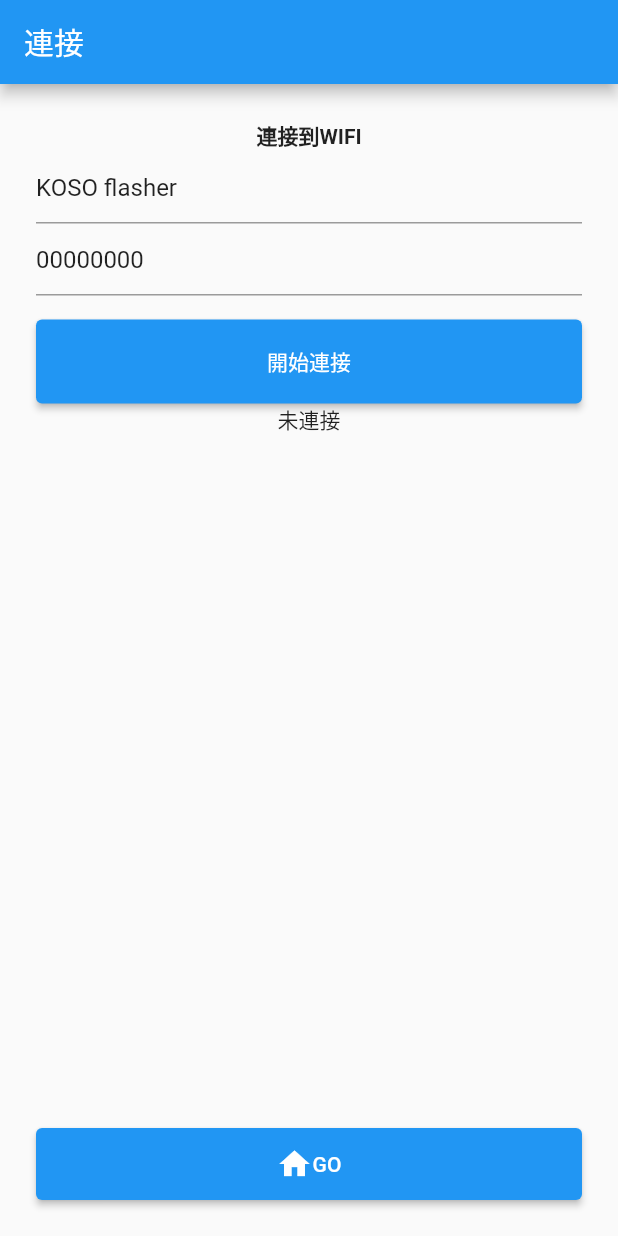
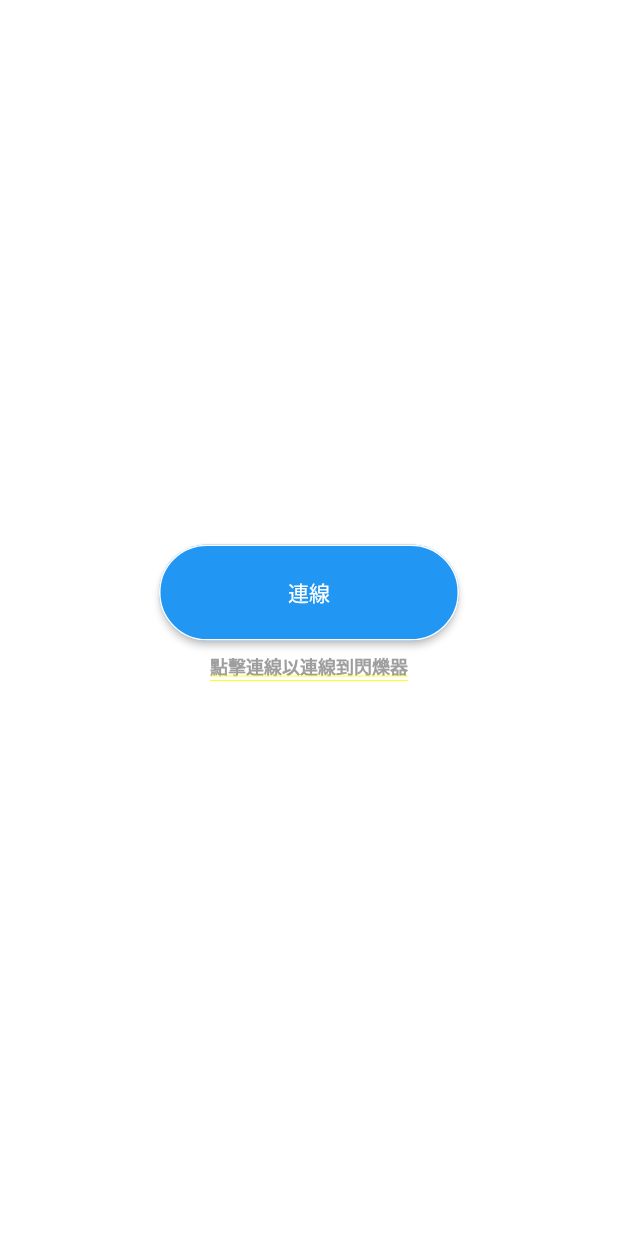
Before and after one commit to xunqun/flutter_arduino_wifi_udp, a Flutter app: the screen it shows after launch, on a phone screen of 412 x 824 dp. Run offline on Flutter 3.47's test engine with Material 2 defaults, Android fonts, the phone set to English and light mode, and no system bars; our stand-ins replace file_picker, flutter_blue_plus, permission_handler, shared_preferences; missing offline and left inert: ftpconnect, wifi_iot.

Commit message:
Added screen_ble_connect.dart
Signed-off-by: Shawn Lu <lu.shangchiun@gmail.com>

```diff
--- a/lib/command/outcommand.dart
+++ b/lib/command/outcommand.dart
@@ -134,7 +134,7 @@ class SetBleNameCommand extends OutCommanad{
   String name;
   SetBleNameCommand(this.name);
   get bytes => utf8.encode(string);
-  get string => 'BLEName=\'$name\'\r\n';
+  get string => 'BLEName=\"$name\"\r\n';
 }
 
 class AskBleNameCommand extends OutCommanad{
--- a/lib/main.dart
+++ b/lib/main.dart
@@ -1,5 +1,6 @@
 import 'package:flutter/material.dart';
 import 'package:flutter_wifi_udp/manager/udp_manager.dart';
+import 'package:flutter_wifi_udp/screen/screen_ble_connect.dart';
 import 'package:flutter_wifi_udp/screen/screen_connect.dart';
 import 'package:permission_handler/permission_handler.dart';
 import 'package:provider/provider.dart';
@@ -66,7 +67,7 @@ class _MyAppState extends State<MyApp> {
         }));
       });
     } else {
-      return const ConnectionScreen();
+      return const BleConnectScreen();
     }
   }
 }
--- /dev/null
+++ b/lib/screen/screen_ble_connect.dart
@@ -0,0 +1,41 @@
+import 'dart:io';
+
+import 'package:flutter/material.dart';
+
+class BleConnectScreen extends StatefulWidget {
+  const BleConnectScreen({Key? key}) : super(key: key);
+
+  @override
+  State<BleConnectScreen> createState() => _BleConnectScreenState();
+}
+
+class _BleConnectScreenState extends State<BleConnectScreen> {
+  var stateDesc = '點擊連線以連線到閃爍器';
+  @override
+  Widget build(BuildContext context) {
+    return Container(
+      color: Colors.white,
+      child: Column(
+        mainAxisAlignment: MainAxisAlignment.center,
+        children: [
+          SizedBox(
+            width: 200,
+            height: 64,
+            child: ElevatedButton(onPressed: (){}, child: Text('連線'), style: ButtonStyle(
+                shape: MaterialStateProperty.all<RoundedRectangleBorder>(
+                    RoundedRectangleBorder(
+                        borderRadius: BorderRadius.circular(36.0),
+                        side: BorderSide(color: Colors.white)
+                    )
+                )
+            )),
+          ),
+          Padding(
+            padding: const EdgeInsets.all(8.0),
+            child: Text(stateDesc, style: TextStyle(fontSize: 12, color: Colors.grey), ),
+          )
+        ],
+      ),
+    );
+  }
+}
--- a/pubspec.yaml
+++ b/pubspec.yaml
@@ -46,6 +46,7 @@ dependencies:
   path_provider: ^2.0.11
   fluttertoast: ^8.1.1
   flutter_blue_plus: ^1.3.1
+  network_info_plus: ^3.0.1
 
 
 dev_dependencies:
```
Also changed, not shown: lib/command/incommand.dart (+27 -0 lines), lib/manager/ble_manager.dart (+8 -7 lines), lib/screen/screen_connect.dart (+8 -2 lines), pubspec.lock, 1 other file.
